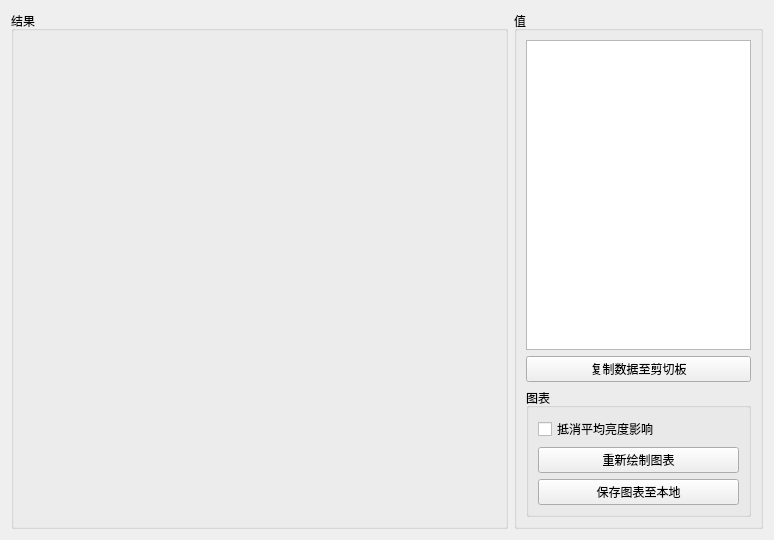
Above: res/ui/resultWindow.ui from llllTnTlll/videoProcesserGUI before the change. Below: the same form after it.
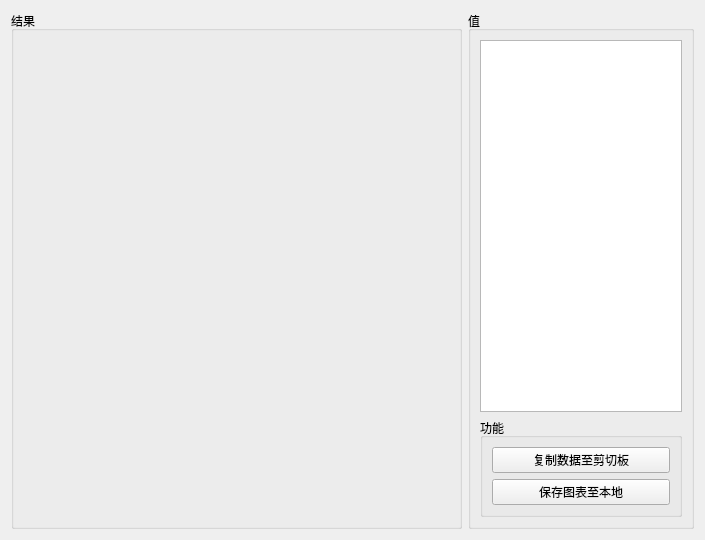
That is the form after the change.

Patch:
```diff
--- a/res/ui/resultWindow.ui
+++ b/res/ui/resultWindow.ui
@@ -6,7 +6,7 @@
    <rect>
     <x>0</x>
     <y>0</y>
-    <width>774</width>
+    <width>705</width>
     <height>540</height>
    </rect>
   </property>
@@ -44,35 +44,21 @@
         <item>
          <widget class="QTableWidget" name="resultTable"/>
         </item>
-        <item>
-         <widget class="QPushButton" name="pushButton_2">
-          <property name="text">
-           <string>复制数据至剪切板</string>
-          </property>
-         </widget>
-        </item>
         <item>
          <widget class="QGroupBox" name="groupBox_3">
           <property name="title">
-           <string>图表</string>
+           <string>功能</string>
           </property>
           <layout class="QVBoxLayout" name="verticalLayout_3">
            <item>
-            <widget class="QCheckBox" name="checkBox">
+            <widget class="QPushButton" name="pushButton_copy">
              <property name="text">
-              <string>抵消平均亮度影响</string>
+              <string>复制数据至剪切板</string>
              </property>
             </widget>
            </item>
            <item>
-            <widget class="QPushButton" name="pushButton_3">
-             <property name="text">
-              <string>重新绘制图表</string>
-             </property>
-            </widget>
-           </item>
-           <item>
-            <widget class="QPushButton" name="pushButton">
+            <widget class="QPushButton" name="pushButto_save">
              <property name="text">
               <string>保存图表至本地</string>
              </property>
```
